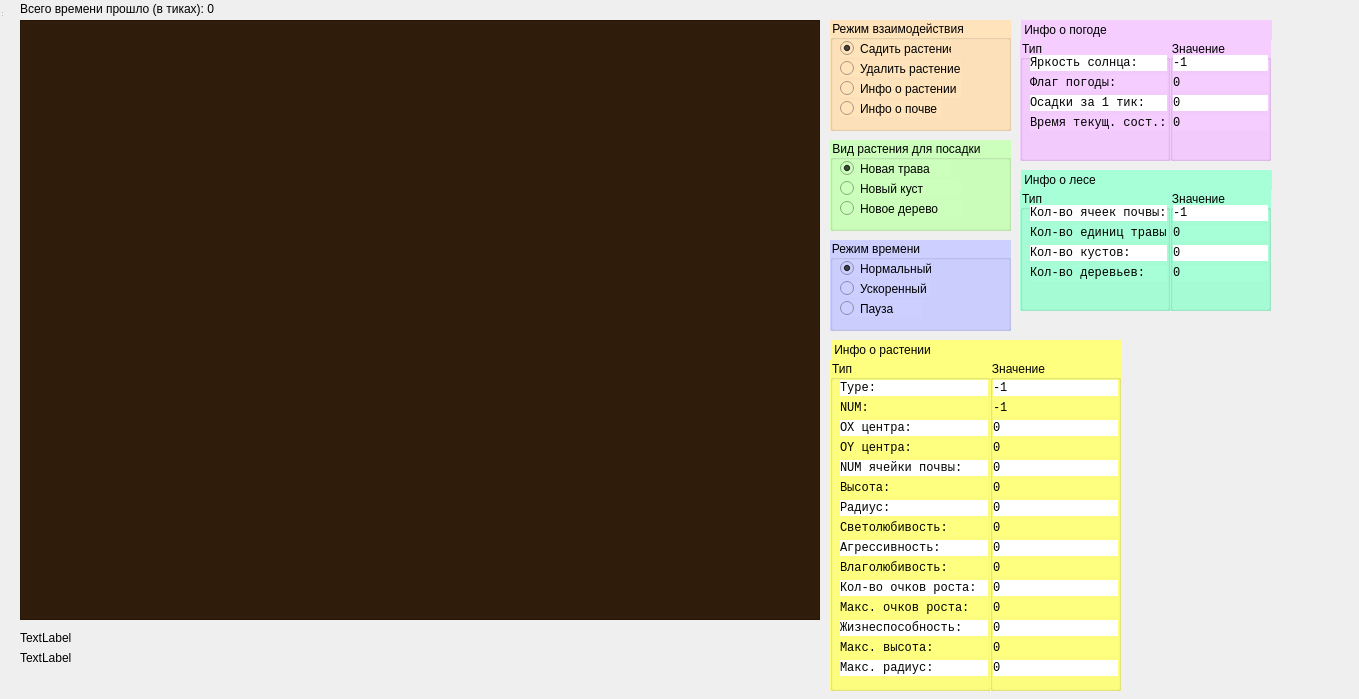
First picture: the form in Forest/mainwidget.ui, repository GulinAlexey/Prakt2021, before the edit.
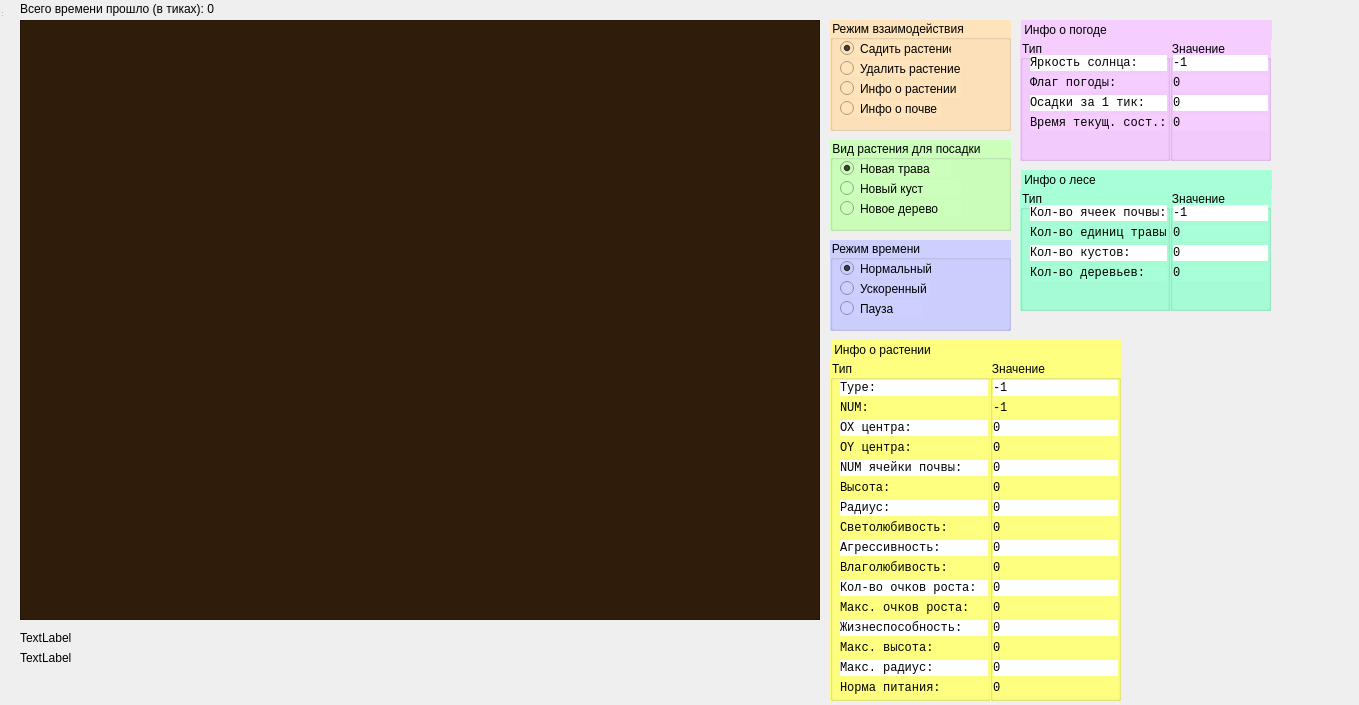
Second picture: the form after the edit. Icons and pictures are not drawn.

What changed in the file:
```diff
--- a/Forest/mainwidget.ui
+++ b/Forest/mainwidget.ui
@@ -7,7 +7,7 @@
     <x>0</x>
     <y>0</y>
     <width>1359</width>
-    <height>699</height>
+    <height>705</height>
    </rect>
   </property>
   <property name="minimumSize">
@@ -264,7 +264,7 @@
      <x>830</x>
      <y>360</y>
      <width>161</width>
-     <height>331</height>
+     <height>341</height>
     </rect>
    </property>
    <property name="palette">
@@ -1033,6 +1033,27 @@
      <string>Type: </string>
     </property>
    </widget>
+   <widget class="QLabel" name="info_14">
+    <property name="geometry">
+     <rect>
+      <x>10</x>
+      <y>320</y>
+      <width>148</width>
+      <height>16</height>
+     </rect>
+    </property>
+    <property name="font">
+     <font>
+      <family>Consolas</family>
+     </font>
+    </property>
+    <property name="styleSheet">
+     <string notr="true"/>
+    </property>
+    <property name="text">
+     <string>Норма питания:</string>
+    </property>
+   </widget>
   </widget>
   <widget class="QGroupBox" name="info_value">
    <property name="geometry">
@@ -1040,7 +1061,7 @@
      <x>990</x>
      <y>360</y>
      <width>131</width>
-     <height>331</height>
+     <height>341</height>
     </rect>
    </property>
    <property name="palette">
@@ -1809,6 +1830,27 @@
      <string>-1</string>
     </property>
    </widget>
+   <widget class="QLabel" name="i_14">
+    <property name="geometry">
+     <rect>
+      <x>3</x>
+      <y>320</y>
+      <width>125</width>
+      <height>16</height>
+     </rect>
+    </property>
+    <property name="font">
+     <font>
+      <family>Consolas</family>
+     </font>
+    </property>
+    <property name="styleSheet">
+     <string notr="true"/>
+    </property>
+    <property name="text">
+     <string>0</string>
+    </property>
+   </widget>
   </widget>
   <widget class="QLabel" name="info_name">
    <property name="geometry">
```
